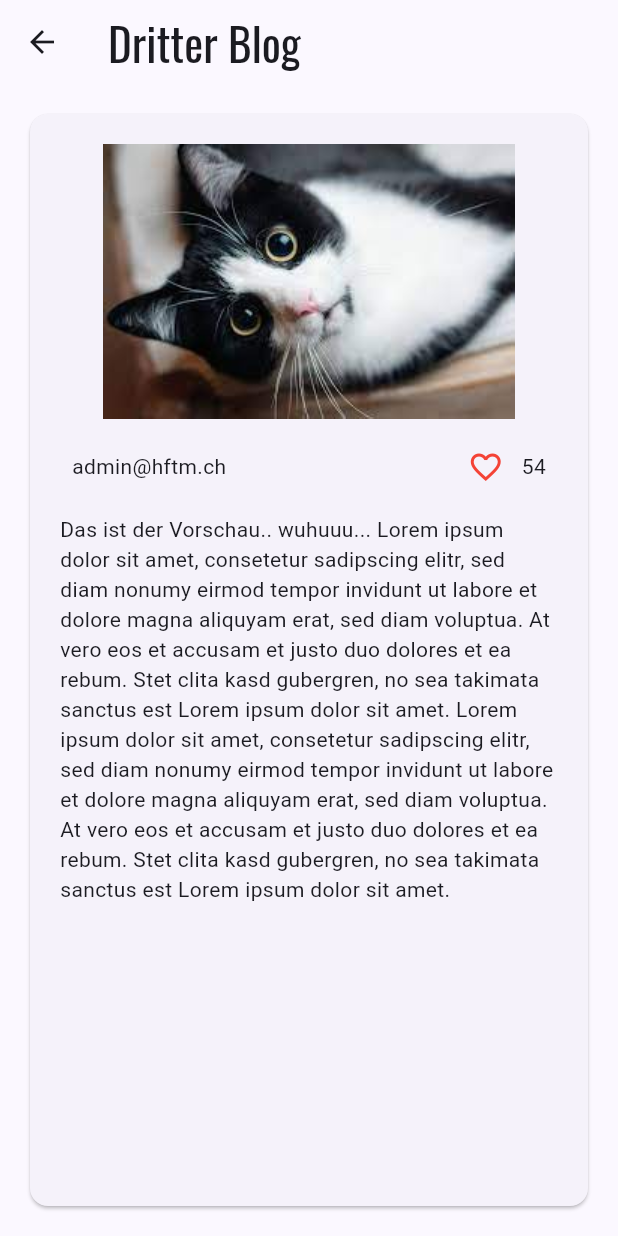
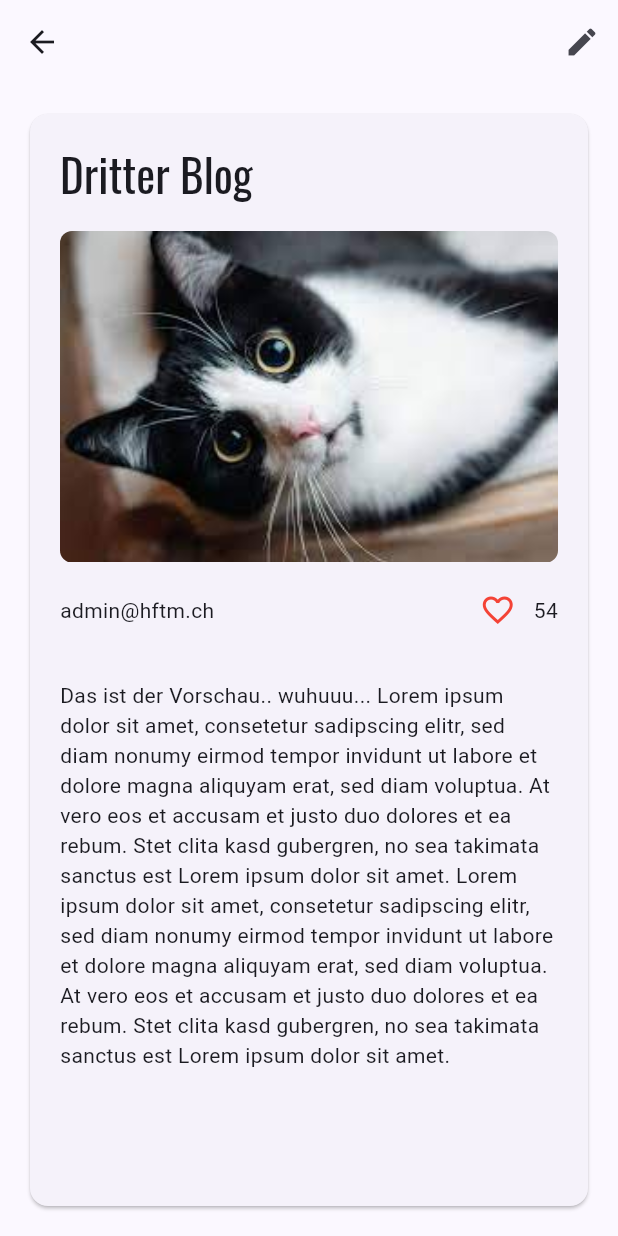
Before and after one commit to JasminKeller/blogApp, a Flutter app: the screen it shows after launch, after a tap on "Dritter Blog", on a phone screen of 412 x 824 dp. Run offline on Flutter 3.47's test engine with Material 3 defaults, Android fonts, the phone set to English and light mode, and no system bars; our stand-ins replace google_fonts.

Commit message:
Add in-place editing functionality for blog posts

```diff
--- a/lib/screens/blog_detail_screen.dart
+++ b/lib/screens/blog_detail_screen.dart
@@ -1,38 +1,100 @@
+import 'package:flutter/material.dart';
+import 'package:provider/provider.dart';
+import '../entity/blog_entity.dart';
 import 'package:blogapp/widget/favorite_icon_widget.dart';
-import 'package:flutter/material.dart';
 
-import '../entity/blog_entity.dart';
+import '../providers/blog_provider.dart';
+import '../services/blog_repository.dart';
 
-class BlogDetailPage extends StatelessWidget {
+class BlogDetailPage extends StatefulWidget {
   final Blog blog;
 
   const BlogDetailPage({super.key, required this.blog});
 
   @override
+  _BlogDetailPageState createState() => _BlogDetailPageState();
+}
+
+class _BlogDetailPageState extends State<BlogDetailPage> {
+  final _titleController = TextEditingController();
+  final _contentController = TextEditingController();
+  bool _isEditing = false;
+
+  @override
+  void initState() {
+    super.initState();
+    _titleController.text = widget.blog.title;
+    _contentController.text = widget.blog.content;
+  }
+
+  @override
   Widget build(BuildContext context) {
     return Scaffold(
       appBar: AppBar(
-        title: Text(blog.title),
+        actions: [
+          IconButton(
+            icon: Icon(_isEditing ? Icons.check : Icons.edit),
+            onPressed: () async {
+              if (_isEditing) {
+                await BlogRepository.instance.updateBlog(
+                  blogId: widget.blog.id,
+                  title: _titleController.text,
+                  content: _contentController.text,
+                );
+                Provider.of<BlogProvider>(context, listen: false).readBlogsWithLoadingState();
+              }
+              setState(() {
+                _isEditing = !_isEditing;
+              });
+            },
+          ),
+        ],
       ),
       body: Padding(
         padding: const EdgeInsets.all(16.0),
         child: Card(
           child: Padding(
             padding: const EdgeInsets.all(20.0),
-            child: Column(
+            child: ListView(
               children: [
-                const Image(image: AssetImage('lib/assets/katze.jpg')),
+                _isEditing
+                    ? TextField(
+                  controller: _titleController,
+                  style: Theme.of(context).textTheme.headline6,
+                  autofocus: true,
+                )
+                    : Text(
+                  widget.blog.title,
+                  style: Theme.of(context).textTheme.headline6,
+                ),
+                if (!_isEditing)
+                  const SizedBox(height: 20),
+                if (!_isEditing)
+                  ClipRRect(
+                    borderRadius: BorderRadius.circular(8.0),
+                    child: const Image(
+                      image: AssetImage('lib/assets/katze.jpg'),
+                      fit: BoxFit.cover,
+                    ),
+                  ),
+                if (!_isEditing)
                   Padding(
-                  padding: const EdgeInsets.all(8),
+                    padding: const EdgeInsets.symmetric(vertical: 8),
                     child: Row(
                       mainAxisAlignment: MainAxisAlignment.spaceBetween,
                       children: [
-                      Text(blog.author),
-                      FavoriteIconWidget(blogId: blog.id),
+                        Text(widget.blog.author),
+                        FavoriteIconWidget(blogId: widget.blog.id),
                       ],
                     ),
                   ),
-                Text(blog.content)
+                const SizedBox(height: 15),
+                _isEditing
+                    ? TextField(
+                  controller: _contentController,
+                  maxLines: null,
+                )
+                    : Text(widget.blog.content),
               ],
             ),
           ),
--- a/lib/services/blog_repository.dart
+++ b/lib/services/blog_repository.dart
@@ -69,9 +69,16 @@ class BlogRepository {
   }
 
   Future<void> updateBlog({required int blogId, required String title, required String content}) async {
-    final blog = _blogs.firstWhere((blog) => blog.id == blogId);
-    blog.title = title;
-    blog.content = content;
+    final blogIndex = _blogs.indexWhere((blog) => blog.id == blogId);
+    if (blogIndex != -1) {
+      final blog = _blogs[blogIndex];
+      blog.title = title;
+      blog.content = content;
+    }
+  }
+
+  Future<Blog> getBlogById(int blogId) async {
+    return _blogs.firstWhere((blog) => blog.id == blogId);
   }
 
 }
```
Lines whose indentation alone changed are shown as unchanged.
